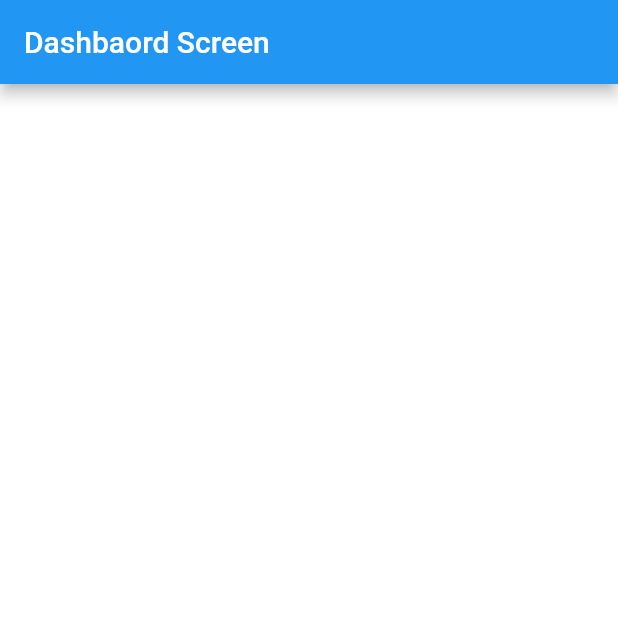
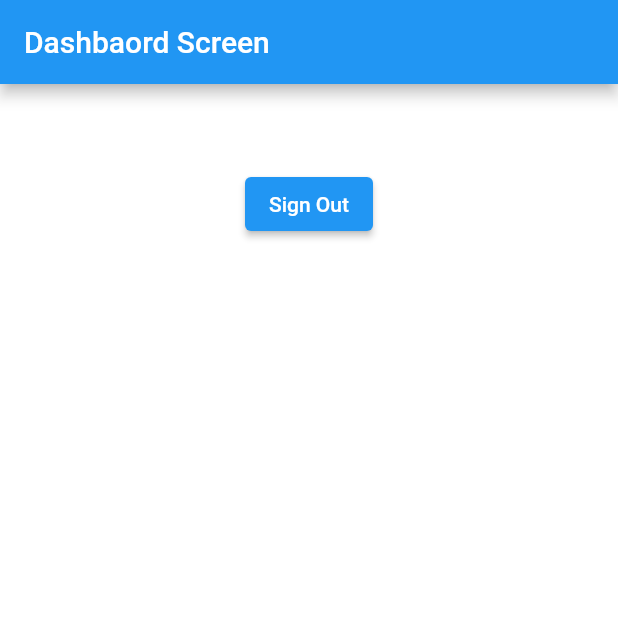
Before and after one commit to Mario06-dev/finance_tracker, a Flutter app: the DashboardScreen screen opened directly, on a phone screen of 412 x 824 dp, the top half of it. Run offline on Flutter 3.47's test engine with Material 2 defaults, Android fonts, the phone set to English and light mode, and no system bars; our stand-ins replace cloud_firestore, firebase_auth, firebase_core, flutter_screenutil, flutter_svg; accounts and stored records are empty.

Commit message:
Login and Registration functionality added with user provider

```diff
--- /dev/null
+++ b/lib/providers/user_provider.dart
@@ -0,0 +1,17 @@
+import 'package:finance_tracker/models/user_model.dart';
+import 'package:flutter/material.dart';
+import '../resources/auth_methods.dart';
+
+class UserProvider with ChangeNotifier {
+  UserModel? _user;
+  final AuthMethods _authMethods = AuthMethods();
+
+  // Getter for _user
+  UserModel? get getUser => _user;
+
+  Future<void> refreshUser() async {
+    UserModel user = await _authMethods.getUserDetails();
+    _user = user;
+    notifyListeners();
+  }
+}
--- a/lib/screens/dashboard_screen.dart
+++ b/lib/screens/dashboard_screen.dart
@@ -1,14 +1,60 @@
+import 'package:finance_tracker/models/user_model.dart';
+import 'package:finance_tracker/providers/user_provider.dart';
+import 'package:finance_tracker/screens/login_screen.dart';
+import 'package:firebase_auth/firebase_auth.dart';
 import 'package:flutter/material.dart';
+import 'package:provider/provider.dart';
 
-class DashboardScreen extends StatelessWidget {
+class DashboardScreen extends StatefulWidget {
   const DashboardScreen({Key? key}) : super(key: key);
 
   @override
+  State<DashboardScreen> createState() => _DashboardScreenState();
+}
+
+class _DashboardScreenState extends State<DashboardScreen> {
+  @override
+  void initState() {
+    super.initState();
+    addData();
+  }
+
+  addData() async {
+    UserProvider _userProvider = Provider.of(context, listen: false);
+    await _userProvider.refreshUser();
+  }
+
+  @override
   Widget build(BuildContext context) {
+    UserModel? user = Provider.of<UserProvider>(context).getUser;
+
     return Scaffold(
       appBar: AppBar(
-        title: Text('Dashbaord Screen'),
+        title: const Text('Dashbaord Screen'),
       ),
+      body: user == null
+          ? const Center(
+              child: CircularProgressIndicator(),
+            )
+          : Center(
+              child: Column(
+                children: [
+                  Text(user.email),
+                  const SizedBox(height: 40),
+                  ElevatedButton(
+                    onPressed: () async {
+                      await FirebaseAuth.instance.signOut();
+                      // ignore: use_build_context_synchronously
+                      Navigator.push(
+                          context,
+                          MaterialPageRoute(
+                              builder: (context) => const LoginScreen()));
+                    },
+                    child: const Text('Sign Out'),
+                  ),
+                ],
+              ),
+            ),
     );
   }
 }
--- a/pubspec.yaml
+++ b/pubspec.yaml
@@ -30,6 +30,7 @@ dependencies:
   firebase_core: ^1.17.1
   firebase_storage: ^10.2.17
   flutter_screenutil: ^5.5.3+2
+  provider: ^6.0.3
 
 dev_dependencies:
 
```
Also changed, not shown: lib/main.dart (+7 -13 lines), lib/resources/auth_methods.dart (+29 -0 lines), lib/screens/login_screen.dart (+40 -4 lines), lib/screens/signup_screen.dart (+5 -5 lines), pubspec.lock.
